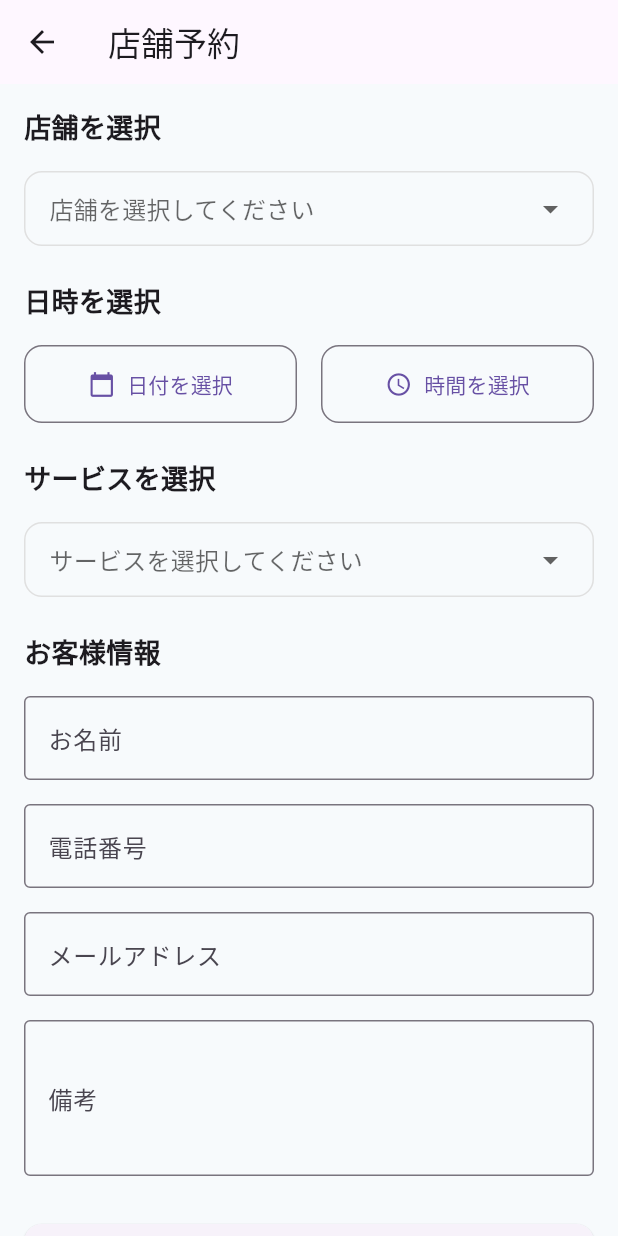
After one commit to yanoshotaaa/softbank, a Flutter app: the StoreReservationScreen screen opened directly, on a phone screen of 412 x 824 dp. The commit adds this screen. Run offline on Flutter 3.47's test engine with Material 3 defaults, Android fonts, the phone set to English and light mode, and no system bars; our stand-ins replace csv, file_picker; Roboto replaces fonts that are missing (Noto Sans JP).

Commit message:
feat: 店舗予約機能の追加

```diff
--- /dev/null
+++ b/lib/screens/store_reservation_screen.dart
@@ -0,0 +1,488 @@
+import 'package:flutter/material.dart';
+import 'package:intl/intl.dart';
+
+class StoreReservationScreen extends StatefulWidget {
+  const StoreReservationScreen({super.key});
+
+  @override
+  State<StoreReservationScreen> createState() => _StoreReservationScreenState();
+}
+
+class _StoreReservationScreenState extends State<StoreReservationScreen> {
+  final _formKey = GlobalKey<FormState>();
+  DateTime? _selectedDate;
+  TimeOfDay? _selectedTime;
+  String? _selectedStore;
+  String? _selectedService;
+  final _nameController = TextEditingController();
+  final _phoneController = TextEditingController();
+  final _emailController = TextEditingController();
+  final _noteController = TextEditingController();
+
+  final List<Map<String, dynamic>> _stores = [
+    {
+      'name': '新宿店',
+      'address': '東京都新宿区新宿3-1-1',
+      'hours': '10:00-20:00',
+      'services': ['機種変更', 'プラン変更', '故障対応', '新規契約'],
+    },
+    {
+      'name': '渋谷店',
+      'address': '東京都渋谷区渋谷2-1-1',
+      'hours': '10:00-20:00',
+      'services': ['機種変更', 'プラン変更', '故障対応', '新規契約'],
+    },
+    {
+      'name': '池袋店',
+      'address': '東京都豊島区池袋1-1-1',
+      'hours': '10:00-20:00',
+      'services': ['機種変更', 'プラン変更', '故障対応', '新規契約'],
+    },
+  ];
+
+  final List<String> _services = [
+    '機種変更',
+    'プラン変更',
+    '故障対応',
+    '新規契約',
+    'その他',
+  ];
+
+  @override
+  void dispose() {
+    _nameController.dispose();
+    _phoneController.dispose();
+    _emailController.dispose();
+    _noteController.dispose();
+    super.dispose();
+  }
+
+  Future<void> _selectDate(BuildContext context) async {
+    final DateTime? picked = await showDatePicker(
+      context: context,
+      initialDate: _selectedDate ?? DateTime.now(),
+      firstDate: DateTime.now(),
+      lastDate: DateTime.now().add(const Duration(days: 30)),
+      builder: (context, child) {
+        return Theme(
+          data: Theme.of(context).copyWith(
+            colorScheme: ColorScheme.light(
+              primary: Theme.of(context).primaryColor,
+              onPrimary: Colors.white,
+              surface: Colors.white,
+              onSurface: Colors.black,
+            ),
+          ),
+          child: child!,
+        );
+      },
+    );
+    if (picked != null && picked != _selectedDate) {
+      setState(() {
+        _selectedDate = picked;
+      });
+    }
+  }
+
+  Future<void> _selectTime(BuildContext context) async {
+    final TimeOfDay? picked = await showTimePicker(
+      context: context,
+      initialTime: _selectedTime ?? TimeOfDay.now(),
+      builder: (context, child) {
+        return Theme(
+          data: Theme.of(context).copyWith(
+            colorScheme: ColorScheme.light(
+              primary: Theme.of(context).primaryColor,
+              onPrimary: Colors.white,
+              surface: Colors.white,
+              onSurface: Colors.black,
+            ),
+          ),
+          child: child!,
+        );
+      },
+    );
+    if (picked != null && picked != _selectedTime) {
+      setState(() {
+        _selectedTime = picked;
+      });
+    }
+  }
+
+  void _showStoreDetails(Map<String, dynamic> store) {
+    showModalBottomSheet(
+      context: context,
+      shape: const RoundedRectangleBorder(
+        borderRadius: BorderRadius.vertical(top: Radius.circular(20)),
+      ),
+      builder: (context) => Container(
+        padding: const EdgeInsets.all(20),
+        child: Column(
+          mainAxisSize: MainAxisSize.min,
+          crossAxisAlignment: CrossAxisAlignment.start,
+          children: [
+            Text(
+              store['name'],
+              style: const TextStyle(
+                fontSize: 24,
+                fontWeight: FontWeight.bold,
+              ),
+            ),
+            const SizedBox(height: 16),
+            _buildStoreDetailRow(Icons.location_on, store['address']),
+            _buildStoreDetailRow(Icons.access_time, store['hours']),
+            const SizedBox(height: 16),
+            const Text(
+              '対応サービス',
+              style: TextStyle(
+                fontSize: 18,
+                fontWeight: FontWeight.bold,
+              ),
+            ),
+            const SizedBox(height: 8),
+            Wrap(
+              spacing: 8,
+              runSpacing: 8,
+              children: (store['services'] as List<String>).map((service) {
+                return Chip(
+                  label: Text(service),
+                  backgroundColor:
+                      Theme.of(context).primaryColor.withOpacity(0.1),
+                  labelStyle: TextStyle(
+                    color: Theme.of(context).primaryColor,
+                  ),
+                );
+              }).toList(),
+            ),
+            const SizedBox(height: 20),
+            SizedBox(
+              width: double.infinity,
+              child: ElevatedButton(
+                onPressed: () {
+                  setState(() {
+                    _selectedStore = store['name'];
+                  });
+                  Navigator.pop(context);
+                },
+                style: ElevatedButton.styleFrom(
+                  padding: const EdgeInsets.symmetric(vertical: 16),
+                  shape: RoundedRectangleBorder(
+                    borderRadius: BorderRadius.circular(12),
+                  ),
+                ),
+                child: const Text('この店舗を選択'),
+              ),
+            ),
+          ],
+        ),
+      ),
+    );
+  }
+
+  Widget _buildStoreDetailRow(IconData icon, String text) {
+    return Padding(
+      padding: const EdgeInsets.only(bottom: 8),
+      child: Row(
+        children: [
+          Icon(icon, size: 20, color: Colors.grey[600]),
+          const SizedBox(width: 8),
+          Expanded(
+            child: Text(
+              text,
+              style: TextStyle(
+                fontSize: 16,
+                color: Colors.grey[800],
+              ),
+            ),
+          ),
+        ],
+      ),
+    );
+  }
+
+  void _submitReservation() {
+    if (_formKey.currentState!.validate()) {
+      // 予約情報の処理
+      showDialog(
+        context: context,
+        builder: (context) => AlertDialog(
+          title: const Text('予約完了'),
+          content: Column(
+            mainAxisSize: MainAxisSize.min,
+            crossAxisAlignment: CrossAxisAlignment.start,
+            children: [
+              Text('店舗: $_selectedStore'),
+              Text(
+                  '日時: ${DateFormat('yyyy年MM月dd日').format(_selectedDate!)} ${_selectedTime!.format(context)}'),
+              Text('サービス: $_selectedService'),
+              Text('お名前: ${_nameController.text}'),
+            ],
+          ),
+          actions: [
+            TextButton(
+              onPressed: () {
+                Navigator.of(context).pop();
+                Navigator.of(context).pop();
+              },
+              child: const Text('OK'),
+            ),
+          ],
+        ),
+      );
+    }
+  }
+
+  @override
+  Widget build(BuildContext context) {
+    return Scaffold(
+      appBar: AppBar(
+        title: const Text('店舗予約'),
+        elevation: 0,
+      ),
+      body: SingleChildScrollView(
+        child: Padding(
+          padding: const EdgeInsets.all(16.0),
+          child: Form(
+            key: _formKey,
+            child: Column(
+              crossAxisAlignment: CrossAxisAlignment.start,
+              children: [
+                // 店舗選択セクション
+                const Text(
+                  '店舗を選択',
+                  style: TextStyle(
+                    fontSize: 18,
+                    fontWeight: FontWeight.bold,
+                  ),
+                ),
+                const SizedBox(height: 16),
+                Container(
+                  decoration: BoxDecoration(
+                    border: Border.all(color: Colors.grey[300]!),
+                    borderRadius: BorderRadius.circular(12),
+                  ),
+                  child: DropdownButtonHideUnderline(
+                    child: DropdownButton<String>(
+                      value: _selectedStore,
+                      isExpanded: true,
+                      padding: const EdgeInsets.symmetric(horizontal: 16),
+                      hint: const Text('店舗を選択してください'),
+                      items: _stores.map((store) {
+                        return DropdownMenuItem<String>(
+                          value: store['name'],
+                          child: Row(
+                            children: [
+                              const Icon(Icons.store, size: 20),
+                              const SizedBox(width: 8),
+                              Expanded(
+                                child: Column(
+                                  crossAxisAlignment: CrossAxisAlignment.start,
+                                  mainAxisSize: MainAxisSize.min,
+                                  children: [
+                                    Text(store['name']),
+                                    Text(
+                                      store['address'],
+                                      style: TextStyle(
+                                        fontSize: 12,
+                                        color: Colors.grey[600],
+                                      ),
+                                    ),
+                                  ],
+                                ),
+                              ),
+                              IconButton(
+                                icon: const Icon(Icons.info_outline),
+                                onPressed: () => _showStoreDetails(store),
+                              ),
+                            ],
+                          ),
+                        );
+                      }).toList(),
+                      onChanged: (value) {
+                        setState(() {
+                          _selectedStore = value;
+                        });
+                      },
+                    ),
+                  ),
+                ),
+                const SizedBox(height: 24),
+
+                // 日時選択セクション
+                const Text(
+                  '日時を選択',
+                  style: TextStyle(
+                    fontSize: 18,
+                    fontWeight: FontWeight.bold,
+                  ),
+                ),
+                const SizedBox(height: 16),
+                Row(
+                  children: [
+                    Expanded(
+                      child: OutlinedButton.icon(
+                        onPressed: () => _selectDate(context),
+                        icon: const Icon(Icons.calendar_today),
+                        label: Text(
+                          _selectedDate == null
+                              ? '日付を選択'
+                              : DateFormat('yyyy年MM月dd日')
+                                  .format(_selectedDate!),
+                        ),
+                        style: OutlinedButton.styleFrom(
+                          padding: const EdgeInsets.symmetric(vertical: 16),
+                          shape: RoundedRectangleBorder(
+                            borderRadius: BorderRadius.circular(12),
+                          ),
+                        ),
+                      ),
+                    ),
+                    const SizedBox(width: 16),
+                    Expanded(
+                      child: OutlinedButton.icon(
+                        onPressed: () => _selectTime(context),
+                        icon: const Icon(Icons.access_time),
+                        label: Text(
+                          _selectedTime == null
+                              ? '時間を選択'
+                              : _selectedTime!.format(context),
+                        ),
+                        style: OutlinedButton.styleFrom(
+                          padding: const EdgeInsets.symmetric(vertical: 16),
+                          shape: RoundedRectangleBorder(
+                            borderRadius: BorderRadius.circular(12),
+                          ),
+                        ),
+                      ),
+                    ),
+                  ],
+                ),
+                const SizedBox(height: 24),
+
+                // サービス選択セクション
+                const Text(
+                  'サービスを選択',
+                  style: TextStyle(
+                    fontSize: 18,
+                    fontWeight: FontWeight.bold,
+                  ),
+                ),
+                const SizedBox(height: 16),
+                Container(
+                  decoration: BoxDecoration(
+                    border: Border.all(color: Colors.grey[300]!),
+                    borderRadius: BorderRadius.circular(12),
+                  ),
+                  child: DropdownButtonHideUnderline(
+                    child: DropdownButton<String>(
+                      value: _selectedService,
+                      isExpanded: true,
+                      padding: const EdgeInsets.symmetric(horizontal: 16),
+                      hint: const Text('サービスを選択してください'),
+                      items: _services.map((service) {
+                        return DropdownMenuItem<String>(
+                          value: service,
+                          child: Text(service),
+                        );
+                      }).toList(),
+                      onChanged: (value) {
+                        setState(() {
+                          _selectedService = value;
+                        });
+                      },
+                    ),
+                  ),
+                ),
+                const SizedBox(height: 24),
+
+                // お客様情報セクション
+                const Text(
+                  'お客様情報',
+                  style: TextStyle(
+                    fontSize: 18,
+                    fontWeight: FontWeight.bold,
+                  ),
+                ),
+                const SizedBox(height: 16),
+                TextFormField(
+                  controller: _nameController,
+                  decoration: const InputDecoration(
+                    labelText: 'お名前',
+                    border: OutlineInputBorder(),
+                  ),
+                  validator: (value) {
+                    if (value == null || value.isEmpty) {
+                      return 'お名前を入力してください';
+                    }
+                    return null;
+                  },
+                ),
+                const SizedBox(height: 16),
+                TextFormField(
+                  controller: _phoneController,
+                  decoration: const InputDecoration(
+                    labelText: '電話番号',
+                    border: OutlineInputBorder(),
+                  ),
+                  keyboardType: TextInputType.phone,
+                  validator: (value) {
+                    if (value == null || value.isEmpty) {
+                      return '電話番号を入力してください';
+                    }
+                    return null;
+                  },
+                ),
+                const SizedBox(height: 16),
+                TextFormField(
+                  controller: _emailController,
+                  decoration: const InputDecoration(
+                    labelText: 'メールアドレス',
+                    border: OutlineInputBorder(),
+                  ),
+                  keyboardType: TextInputType.emailAddress,
+                  validator: (value) {
+                    if (value == null || value.isEmpty) {
+                      return 'メールアドレスを入力してください';
+                    }
+                    if (!value.contains('@')) {
+                      return '有効なメールアドレスを入力してください';
+                    }
+                    return null;
+                  },
+                ),
+                const SizedBox(height: 16),
+                TextFormField(
+                  controller: _noteController,
+                  decoration: const InputDecoration(
+                    labelText: '備考',
+                    border: OutlineInputBorder(),
+                  ),
+                  maxLines: 3,
+                ),
+                const SizedBox(height: 32),
+
+                // 予約ボタン
+                SizedBox(
+                  width: double.infinity,
+                  child: ElevatedButton(
+                    onPressed: _submitReservation,
+                    style: ElevatedButton.styleFrom(
+                      padding: const EdgeInsets.symmetric(vertical: 16),
+                      shape: RoundedRectangleBorder(
+                        borderRadius: BorderRadius.circular(12),
+                      ),
+                    ),
+                    child: const Text(
+                      '予約を確定する',
+                      style: TextStyle(fontSize: 16),
+                    ),
+                  ),
+                ),
+              ],
+            ),
+          ),
+        ),
+      ),
+    );
+  }
+}
```
Also changed, not shown: lib/screens/home_content.dart (+32 -0 lines).
